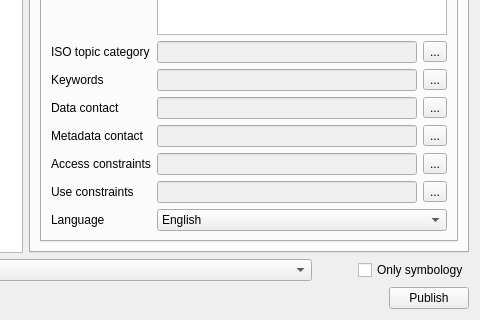
Above: geocatbridge/ui/publishwidget.ui from GeoCat/qgis-bridge-plugin before the change; both pictures show x 428 to 908 and y 372 to 692 of the 908 by 692 pixel window. Below: the same form after it.
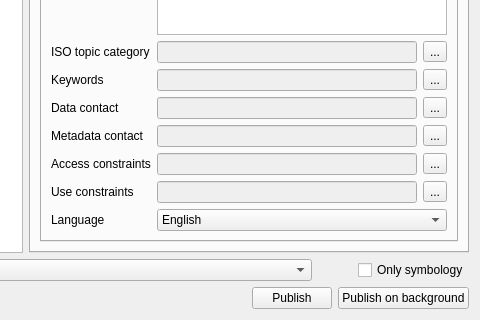
That is the form after the change. Icons and pictures are not drawn.

The edit to the form file:
```diff
--- a/geocatbridge/ui/publishwidget.ui
+++ b/geocatbridge/ui/publishwidget.ui
@@ -600,6 +600,13 @@
        </property>
       </widget>
      </item>
+     <item>
+      <widget class="QPushButton" name="btnPublishOnBackground">
+       <property name="text">
+        <string>Publish on background</string>
+       </property>
+      </widget>
+     </item>
     </layout>
    </item>
   </layout>
```
